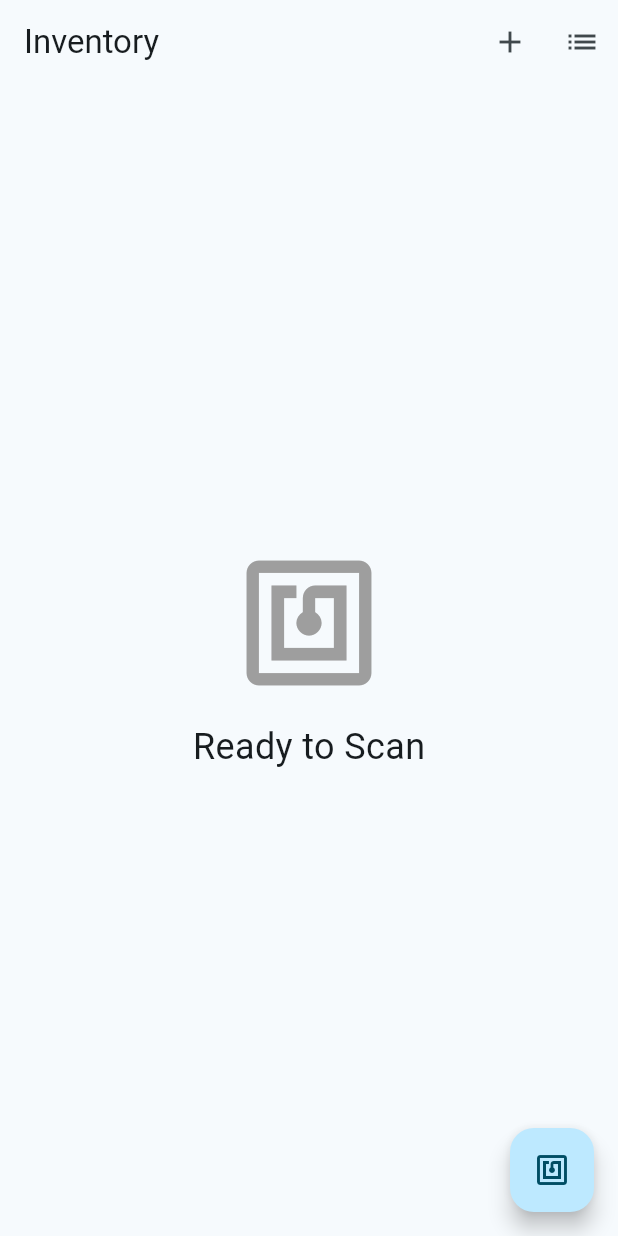
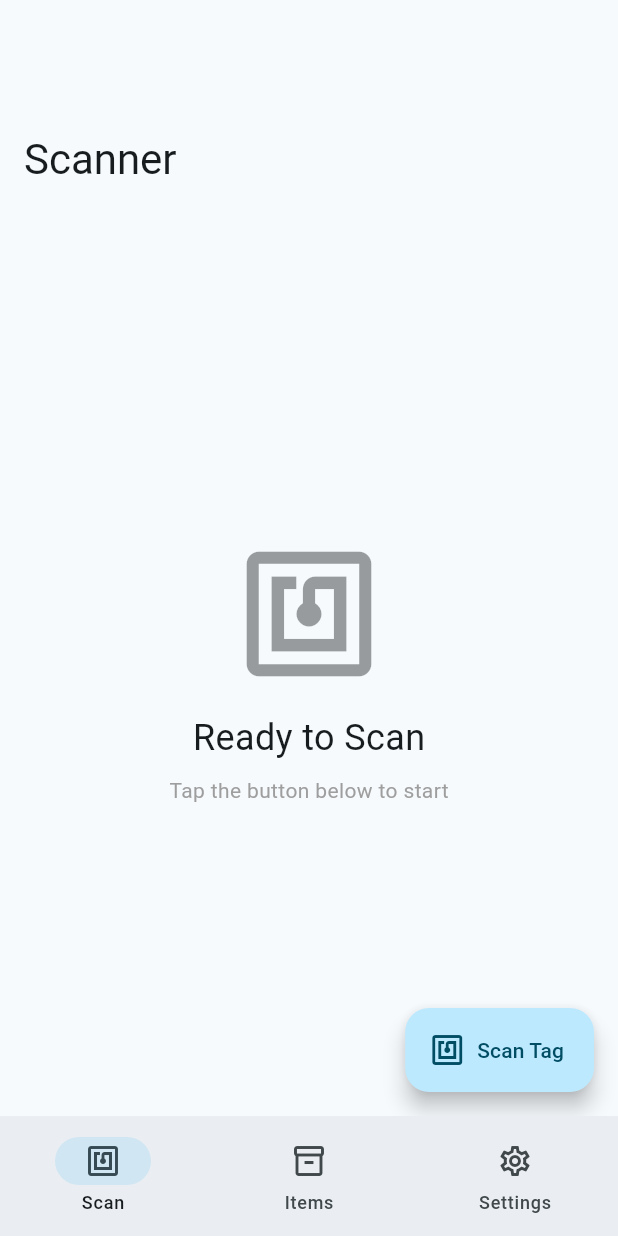
Before and after one commit to nexlay/grid_storage_nfc, a Flutter app: the screen it shows after launch, on a phone screen of 412 x 824 dp. Run offline on Flutter 3.47's test engine with Material 3 defaults, Android fonts, the phone set to English and light mode, and no system bars; our stand-ins replace equatable, flutter_bloc, get_it, hexcolor, isar, shared_preferences; missing offline and left inert: flutter_3d_controller, nfc_manager, nfc_manager_ndef; accounts and stored records are empty; generated files the repository leaves out were written again.

Commit message:
New sliver UI

```diff
--- a/lib/features/inventory/presentation/pages/inventory_page.dart
+++ b/lib/features/inventory/presentation/pages/inventory_page.dart
@@ -2,10 +2,9 @@ import 'package:flutter/material.dart';
 import 'package:flutter_bloc/flutter_bloc.dart';
 import 'package:grid_storage_nfc/features/inventory/presentation/bloc/inventory_bloc.dart';
 import 'package:grid_storage_nfc/features/inventory/presentation/widgets/box_3d_viewer.dart';
+import 'package:grid_storage_nfc/features/inventory/presentation/pages/setup_tag_screen.dart';
 import 'package:hexcolor/hexcolor.dart';
 import 'package:intl/intl.dart';
-import 'package:grid_storage_nfc/features/inventory/presentation/pages/setup_tag_screen.dart';
-import 'package:grid_storage_nfc/features/inventory/presentation/pages/all_items_page.dart'; // Import AllItemsPage
 
 class InventoryPage extends StatelessWidget {
   const InventoryPage({Key? key}) : super(key: key);
@@ -13,79 +12,107 @@ class InventoryPage extends StatelessWidget {
   @override
   Widget build(BuildContext context) {
     return Scaffold(
-      appBar: AppBar(
-        title: const Text('Inventory'),
+      // FAB (Floating Action Button) do skanowania
+      floatingActionButton: FloatingActionButton.extended(
+        onPressed: () {
+          context.read<InventoryBloc>().add(const ScanTagRequested());
+        },
+        icon: const Icon(Icons.nfc),
+        label: const Text('Scan Tag'),
+      ),
+      body: BlocBuilder<InventoryBloc, InventoryState>(
+        buildWhen: (previous, current) {
+          if (previous is InventoryLoaded && current is InventoryLoaded) {
+            return previous.box.id != current.box.id ||
+                previous.box.quantity != current.box.quantity;
+          }
+          return true;
+        },
+        builder: (context, state) {
+          // --- 1. Stan startowy lub powrót z listy (Pusty ekran "Ready to Scan") ---
+          if (state is InventoryInitial || state is InventoryListLoaded) {
+            return CustomScrollView(
+              slivers: [
+                const SliverAppBar.large(title: Text('Scanner')),
+                SliverFillRemaining(
+                  child: Center(
+                    child: Column(
+                      mainAxisAlignment: MainAxisAlignment.center,
+                      children: [
+                        Icon(Icons.nfc,
+                            size: 100, color: Theme.of(context).disabledColor),
+                        const SizedBox(height: 16),
+                        const Text('Ready to Scan',
+                            style: TextStyle(fontSize: 24)),
+                        const SizedBox(height: 8),
+                        const Text('Tap the button below to start',
+                            style: TextStyle(color: Colors.grey)),
+                      ],
+                    ),
+                  ),
+                ),
+              ],
+            );
+          }
+
+          // --- 2. Ładowanie ---
+          if (state is InventoryLoading) {
+            return const Center(child: CircularProgressIndicator());
+          }
+
+          // --- 3. Błąd ---
+          if (state is InventoryError) {
+            return Center(child: Text(state.message));
+          }
+
+          // --- 4. Załadowano Przedmiot (Pełny Widok) ---
+          if (state is InventoryLoaded) {
+            final box = state.box;
+
+            return CustomScrollView(
+              slivers: [
+                // Nagłówek
+                SliverAppBar.large(
+                  title: Text(box.itemName),
                   actions: [
+                    // Przycisk Edycji
                     IconButton(
-            icon: const Icon(Icons.add),
+                      icon: const Icon(Icons.edit),
                       onPressed: () {
                         Navigator.of(context).push(
-                MaterialPageRoute(builder: (_) => const SetupTagScreen()),
+                          MaterialPageRoute(
+                            builder: (_) => SetupTagScreen(boxToEdit: box),
+                          ),
                         );
-            },
-          ),
-          IconButton(
-            icon: const Icon(Icons.list),
-            onPressed: () {
-              Navigator.of(context)
-                  .push(
-                MaterialPageRoute(builder: (_) => const AllItemsPage()),
-              )
-                  .then((_) {
-                context.read<InventoryBloc>().add(const ResetInventory());
-              });
                       },
                     ),
                   ],
                 ),
-      body: BlocBuilder<InventoryBloc, InventoryState>(
-        builder: (context, state) {
-          if (state is InventoryInitial) {
-            return const Center(
-              child: Column(
-                mainAxisAlignment: MainAxisAlignment.center,
-                children: [
-                  Icon(Icons.nfc, size: 100, color: Colors.grey),
-                  SizedBox(height: 16),
-                  Text('Ready to Scan', style: TextStyle(fontSize: 24)),
-                ],
-              ),
-            );
-          }
-          if (state is InventoryLoading) {
-            return const Center(child: CircularProgressIndicator());
-          }
-          if (state is InventoryError) {
-            return Center(child: Text(state.message));
-          }
-          if (state is InventoryListLoaded) {
-            return const Center(child: CircularProgressIndicator());
-          }
-          if (state is InventoryLoaded) {
-            final box = state.box;
-            return CustomScrollView(
-              slivers: [
-                SliverToBoxAdapter(
-                  child: Card(
+
+                // Lista elementów (Slivers)
+                SliverList(
+                  delegate: SliverChildListDelegate([
+                    // --- Model 3D ---
+                    Card(
                       margin: const EdgeInsets.all(16),
+                      elevation: 4,
                       child: Box3DViewer(
                         modelPath: box.modelPath,
                         hexColor: box.hexColor,
                       ),
                     ),
-                ),
-                SliverToBoxAdapter(
-                  child: Padding(
+
+                    // --- Sekcja Tytułu i Usuwania ---
+                    Padding(
                       padding: const EdgeInsets.symmetric(horizontal: 16.0),
-                    child: Column(
-                      crossAxisAlignment: CrossAxisAlignment.start,
-                      children: [
-                        Row(
+                      child: Row(
                         mainAxisAlignment: MainAxisAlignment.spaceBetween,
                         children: [
-                            Text(
-                              box.itemName,
-                              style: Theme.of(context).textTheme.headlineMedium,
+                          Expanded(
+                            child: Text(
+                              'Quantity: ${box.quantity}',
+                              style: Theme.of(context).textTheme.headlineSmall,
+                            ),
                           ),
                           IconButton(
                             icon: const Icon(Icons.delete, color: Colors.red),
@@ -94,48 +121,38 @@ class InventoryPage extends StatelessWidget {
                                 context: context,
                                 builder: (ctx) => AlertDialog(
                                   title: const Text('Confirm Deletion'),
-                                    content: Text(
-                                        'Are you sure you want to delete ${box.itemName}?'),
+                                  content: Text('Delete ${box.itemName}?'),
                                   actions: [
                                     TextButton(
                                         onPressed: () =>
-                                            Navigator.of(ctx).pop(false),
-                                        child: const Text('Cancel'),
-                                      ),
-                                      TextButton(
+                                            Navigator.pop(ctx, false),
+                                        child: const Text('Cancel')),
+                                    FilledButton(
                                         onPressed: () =>
-                                            Navigator.of(ctx).pop(true),
-                                        child: const Text('Delete'),
-                                      ),
+                                            Navigator.pop(ctx, true),
+                                        child: const Text('Delete')),
                                   ],
                                 ),
                               );
-                                if (confirmed == true) {
-                                  // Dispatch DeleteBox event
+
+                              if (confirmed == true && context.mounted) {
                                 context.read<InventoryBloc>().add(
                                     DeleteBoxRequested(
-                                          boxId: box.id
-                                              .toString())); // Assuming id is string or can be converted
+                                        boxId: box.id.toString()));
                               }
                             },
                           ),
                         ],
                       ),
-                        Text(
-                          'Quantity: ${box.quantity}',
-                          style: Theme.of(context).textTheme.displaySmall,
                     ),
-                      ],
-                    ),
-                  ),
-                ),
-                SliverToBoxAdapter(
-                  child: Padding(
-                    padding: const EdgeInsets.all(16.0),
-                    child: Row(
+
+                    const SizedBox(height: 24),
+
+                    // --- Przyciski Kontroli Ilości (+ / -) ---
+                    Row(
                       mainAxisAlignment: MainAxisAlignment.center,
                       children: [
-                        ElevatedButton(
+                        FilledButton.tonal(
                           onPressed: () {
                             context.read<InventoryBloc>().add(UpdateQuantity(
                                   boxId: box.id.toString(),
@@ -144,8 +161,8 @@ class InventoryPage extends StatelessWidget {
                           },
                           child: const Icon(Icons.remove, size: 32),
                         ),
-                        const SizedBox(width: 16),
-                        ElevatedButton(
+                        const SizedBox(width: 32),
+                        FilledButton.tonal(
                           onPressed: () {
                             context.read<InventoryBloc>().add(UpdateQuantity(
                                   boxId: box.id.toString(),
@@ -156,42 +173,36 @@ class InventoryPage extends StatelessWidget {
                         ),
                       ],
                     ),
+
+                    const SizedBox(height: 32),
+                    const Divider(),
+
+                    // --- Metadane (Data i Kolor) ---
+                    ListTile(
+                      leading: const Icon(Icons.history),
+                      title: const Text('Last Used'),
+                      subtitle: Text(DateFormat('yyyy-MM-dd – HH:mm')
+                          .format(box.lastUsed)),
+                    ),
+                    ListTile(
+                      leading: const Icon(Icons.color_lens),
+                      title: const Text('Tag Color'),
+                      trailing: CircleAvatar(
+                        backgroundColor: HexColor(box.hexColor),
+                        radius: 16,
                       ),
                     ),
-                SliverToBoxAdapter(
-                  child: Padding(
-                    padding: const EdgeInsets.all(16.0),
-                    child: Text(
-                      'Last Used: ${DateFormat('yyyy-MM-dd – HH:mm').format(box.lastUsed)}',
-                      style: const TextStyle(fontSize: 16, color: Colors.grey),
-                    ),
-                  ),
-                ),
-                SliverToBoxAdapter(
-                  child: Padding(
-                    padding: const EdgeInsets.all(16.0),
-                    child: Row(
-                      children: [
-                        const Text('Color Indicator: '),
-                        CircleAvatar(
-                          backgroundColor: HexColor(box.hexColor),
-                          radius: 15,
-                        ),
-                      ],
-                    ),
-                  ),
+
+                    // Dodatkowy odstęp na dole, żeby FAB nie zasłaniał treści
+                    const SizedBox(height: 80),
+                  ]),
                 ),
               ],
             );
           }
+
           return const Center(child: Text('Something went wrong.'));
         },
-      ),
-      floatingActionButton: FloatingActionButton(
-        onPressed: () {
-          context.read<InventoryBloc>().add(const ScanTagRequested());
-        },
-        child: const Icon(Icons.nfc),
       ),
     );
   }
--- /dev/null
+++ b/lib/features/inventory/presentation/pages/main_page.dart
@@ -0,0 +1,65 @@
+import 'package:flutter/material.dart';
+import 'package:flutter_bloc/flutter_bloc.dart';
+import 'package:grid_storage_nfc/features/inventory/presentation/pages/inventory_page.dart';
+import 'package:grid_storage_nfc/features/inventory/presentation/pages/all_items_page.dart';
+import 'package:grid_storage_nfc/features/inventory/presentation/pages/settings_page.dart';
+import 'package:grid_storage_nfc/features/inventory/presentation/bloc/inventory_bloc.dart';
+
+class MainPage extends StatefulWidget {
+  const MainPage({super.key});
+
+  @override
+  State<MainPage> createState() => _MainPageState();
+}
+
+class _MainPageState extends State<MainPage> {
+  int _currentIndex = 0;
+
+  final List<Widget> _pages = [
+    const InventoryPage(),
+    const AllItemsPage(),
+    const SettingsPage(),
+  ];
+
+  @override
+  Widget build(BuildContext context) {
+    return Scaffold(
+      body: IndexedStack(
+        index: _currentIndex,
+        children: _pages,
+      ),
+      bottomNavigationBar: NavigationBar(
+        selectedIndex: _currentIndex,
+        onDestinationSelected: (index) {
+          setState(() {
+            _currentIndex = index;
+          });
+
+          if (index == 0) {
+            context.read<InventoryBloc>().add(const ResetInventory());
+          } else if (index == 1) {
+            context.read<InventoryBloc>().add(const LoadAllItems());
+          }
+          // --------------------------
+        },
+        destinations: const [
+          NavigationDestination(
+            icon: Icon(Icons.nfc_outlined),
+            selectedIcon: Icon(Icons.nfc),
+            label: 'Scan',
+          ),
+          NavigationDestination(
+            icon: Icon(Icons.inventory_2_outlined),
+            selectedIcon: Icon(Icons.inventory_2),
+            label: 'Items',
+          ),
+          NavigationDestination(
+            icon: Icon(Icons.settings_outlined),
+            selectedIcon: Icon(Icons.settings),
+            label: 'Settings',
+          ),
+        ],
+      ),
+    );
+  }
+}
--- a/lib/injection_container.dart
+++ b/lib/injection_container.dart
@@ -1,5 +1,6 @@
 import 'package:get_it/get_it.dart';
 import 'package:grid_storage_nfc/core/services/nfc_service.dart';
+import 'package:grid_storage_nfc/core/theme/theme_cubit.dart';
 import 'package:grid_storage_nfc/features/inventory/data/datasources/inventory_local_data_source.dart';
 import 'package:grid_storage_nfc/features/inventory/data/repositories/inventory_repository_impl.dart';
 import 'package:grid_storage_nfc/features/inventory/domain/repositories/inventory_repository.dart';
@@ -26,6 +27,9 @@ Future<void> init() async {
     ),
   );
 
+  // Core / Theme
+  sl.registerFactory(() => ThemeCubit());
+
   // --- Use Cases ---
   sl.registerLazySingleton(() => GetInventoryList(sl()));
   sl.registerLazySingleton(() => GetInventoryItem(sl()));
--- a/lib/main.dart
+++ b/lib/main.dart
@@ -1,7 +1,8 @@
 import 'package:flutter/material.dart';
 import 'package:flutter_bloc/flutter_bloc.dart';
+import 'package:grid_storage_nfc/core/theme/theme_cubit.dart';
 import 'package:grid_storage_nfc/features/inventory/presentation/bloc/inventory_bloc.dart';
-import 'package:grid_storage_nfc/features/inventory/presentation/pages/inventory_page.dart';
+import 'package:grid_storage_nfc/features/inventory/presentation/pages/main_page.dart';
 import 'package:grid_storage_nfc/injection_container.dart' as di;
 
 void main() async {
@@ -20,14 +21,32 @@ class MyApp extends StatelessWidget {
         BlocProvider(
           create: (_) => di.sl<InventoryBloc>()..add(const ResetInventory()),
         ),
+        // Rejestracja ThemeCubit
+        BlocProvider(
+          create: (_) => di.sl<ThemeCubit>(),
+        ),
       ],
-      child: MaterialApp(
-        title: 'Grid Storage NFC',
-        theme: ThemeData(
-          useMaterial3: true,
-          colorScheme: ColorScheme.fromSeed(seedColor: Colors.blueGrey),
-        ),
-        home: const InventoryPage(),
+      // BlocBuilder nasłuchuje zmian motywu
+      child: BlocBuilder<ThemeCubit, ThemeMode>(
+        builder: (context, themeMode) {
+          return MaterialApp(
+            title: 'Grid Storage NFC',
+            themeMode: themeMode, // Dynamiczny motyw
+            theme: ThemeData(
+              useMaterial3: true,
+              colorScheme: ColorScheme.fromSeed(
+                  seedColor: Colors.blueGrey, brightness: Brightness.light),
+            ),
+            darkTheme: ThemeData(
+              useMaterial3: true,
+              colorScheme: ColorScheme.fromSeed(
+                  seedColor: Colors.blueGrey,
+                  brightness: Brightness.dark // Tryb ciemny
+                  ),
+            ),
+            home: const MainPage(), // Startujemy od MainPage
+          );
+        },
       ),
     );
   }
--- a/pubspec.yaml
+++ b/pubspec.yaml
@@ -48,6 +48,7 @@ dependencies:
   hexcolor: ^3.0.2
   google_fonts: ^8.0.0
   nfc_manager_ndef: ^1.1.0
+  shared_preferences: ^2.2.2
 
 dev_dependencies:
   flutter_test:
```
Also changed, not shown: lib/core/theme/theme_cubit.dart (added, +33 -0 lines), lib/features/inventory/presentation/pages/all_items_page.dart (+101 -42 lines), lib/features/inventory/presentation/pages/settings_page.dart (added, +95 -0 lines), lib/features/inventory/presentation/pages/setup_tag_screen.dart (+7 -6 lines), lib/features/inventory/presentation/widgets/box_3d_viewer.dart (+30 -8 lines), pubspec.lock, 1 other file. Lines whose indentation alone changed are shown as unchanged.
